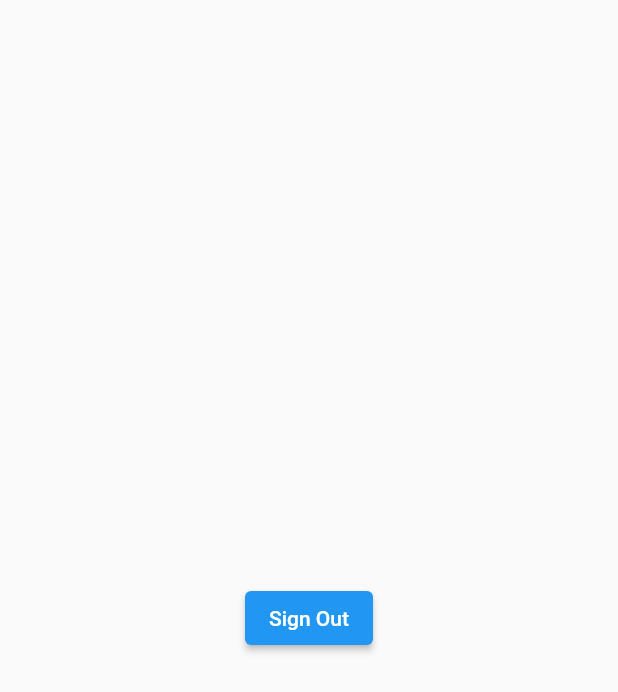
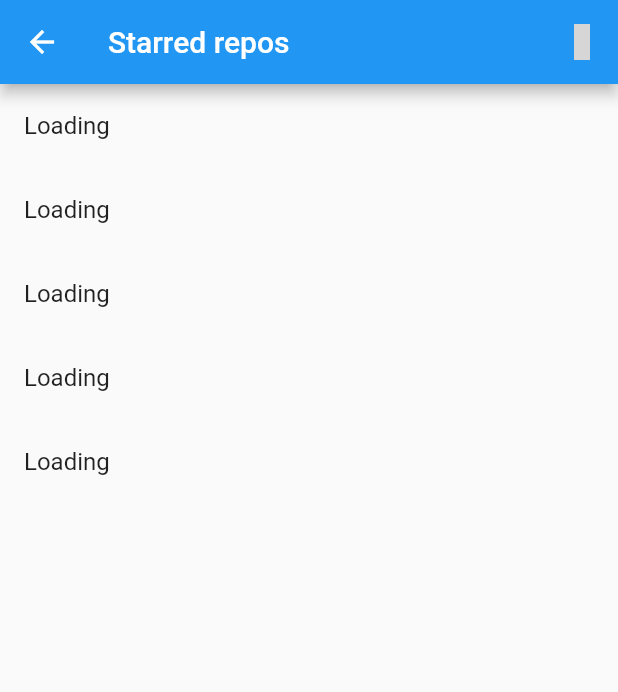
Before and after one commit to taras-git/github_repo_viewer, a Flutter app: the StarredReposPage screen opened by its route, on a phone screen of 412 x 824 dp. Shown: the top 692 px of the screen. Run offline on Flutter 3.47's test engine with Material 2 defaults, Android fonts, the phone set to English and light mode, and no system bars; our stand-ins replace auto_route, dartz, dio, flutter_riverpod, flutter_secure_storage, freezed_annotation and 5 more; missing offline and left inert: oauth2; accounts and stored records are empty; network calls fail; grey boxes are pictures that could not be loaded.

Commit message:
new changes

```diff
--- /dev/null
+++ b/build.yaml
@@ -0,0 +1,6 @@
+targets:
+  $default:
+    builders:
+      json_serializable:
+        options:
+          explicit_to_json: true
--- a/lib/auth/presentation/sign_in_page.dart
+++ b/lib/auth/presentation/sign_in_page.dart
@@ -6,12 +6,13 @@ import 'package:hooks_riverpod/hooks_riverpod.dart';
 import 'package:material_design_icons_flutter/material_design_icons_flutter.dart';
 import 'package:repo_viewer/auth/shared/providers.dart';
 import 'package:repo_viewer/core/presentation/routes/app_router.gr.dart';
+// import 'package:riverpod/riverpod.dart';
 
 class SignInPage extends ConsumerWidget {
   const SignInPage({Key? key}) : super(key: key);
 
   @override
-  Widget build(BuildContext context, WidgetReference reference) {
+  Widget build(BuildContext context, WidgetRef ref) {
     return SafeArea(
       child: Scaffold(
         body: Center(
@@ -35,7 +36,7 @@ class SignInPage extends ConsumerWidget {
                   const SizedBox(height: 16),
                   ElevatedButton(
                     onPressed: () {
-                      context
+                      ref
                           .read(authNotifierProvider.notifier)
                           .signIn((authotizationUrl) {
                         print("AUTH URL $authotizationUrl");
--- a/lib/core/presentation/app_widget.dart
+++ b/lib/core/presentation/app_widget.dart
@@ -12,6 +12,8 @@ final initializationProvider = FutureProvider<Unit>((ref) async {
   ref.read(dioProvider)
     ..options = BaseOptions(
       headers: {'Accept': 'application/vnd.github.v3.html+json'},
+      validateStatus: (status) =>
+          status != null && status >= 200 && status < 400,
     )
     ..interceptors.add(ref.read(oAuth2InterceptorProvider));
   final authNotifier = ref.read(authNotifierProvider.notifier);
@@ -46,6 +48,8 @@ class AppWidget extends StatelessWidget {
               });
         },
         child: MaterialApp.router(
+          debugShowCheckedModeBanner: false,
+          debugShowMaterialGrid: false,
           title: 'Repo Viewer',
           routeInformationParser: appRouter.defaultRouteParser(),
           routerDelegate: appRouter.delegate(),
--- a/lib/github/core/domain/user.dart
+++ b/lib/github/core/domain/user.dart
@@ -9,4 +9,6 @@ class User with _$User {
     required String name,
     required String avatarUrl,
   }) = _User;
+
+  String get avatarUrlSmall => '$avatarUrl&s=64';
 }
--- a/lib/github/core/infrastructure/pagination_config.dart
+++ b/lib/github/core/infrastructure/pagination_config.dart
@@ -1,3 +1,3 @@
 class PaginationConfig {
-  static const int itemsPerPage = 30;
+  static const int itemsPerPage = 5;
 }
--- /dev/null
+++ b/lib/github/repos/starred_repos/presentation/loading_repo_tile.dart
@@ -0,0 +1,14 @@
+import 'package:flutter/material.dart';
+
+class LoadingRepoTile extends StatelessWidget {
+  const LoadingRepoTile({
+    Key? key,
+  }) : super(key: key);
+
+  @override
+  Widget build(BuildContext context) {
+    return ListTile(
+      title: Text('Loading'),
+    );
+  }
+}
--- /dev/null
+++ b/lib/github/repos/starred_repos/presentation/paginated_repos_list_view.dart
@@ -0,0 +1,44 @@
+import 'package:flutter/material.dart';
+import 'package:flutter_riverpod/flutter_riverpod.dart';
+import 'package:repo_viewer/github/core/shared/providers.dart';
+import 'package:repo_viewer/github/repos/starred_repos/presentation/loading_repo_tile.dart';
+import 'package:repo_viewer/github/repos/starred_repos/presentation/repo_tile.dart';
+
+class PaginatedReposListView extends StatelessWidget {
+  const PaginatedReposListView({
+    Key? key,
+  }) : super(key: key);
+
+  @override
+  Widget build(BuildContext context) {
+    return Consumer(
+      builder: (context, ref, child) {
+        final state = ref.watch(starredReposNotifierProvider);
+        return ListView.builder(
+          itemCount: state.map(
+            initial: (_) => 0,
+            loadInProgress: (_) => _.repos.entity.length + _.itemsPerPage,
+            loadSuccess: (_) => _.repos.entity.length,
+            loadFailure: (_) => _.repos.entity.length + 1,
+          ),
+          itemBuilder: (context, index) {
+            return state.map(
+              initial: (_) => Container(),
+              loadInProgress: (_) {
+                if (index < _.repos.entity.length) {
+                  return RepoTile(repo: _.repos.entity[index]);
+                } else {
+                  return const LoadingRepoTile();
+                }
+              },
+              loadSuccess: (_) => RepoTile(
+                repo: _.repos.entity[index],
+              ),
+              loadFailure: (_) => Container(),
+            );
+          },
+        );
+      },
+    );
+  }
+}
--- a/lib/github/repos/starred_repos/presentation/starrted_repos.dart
+++ b/lib/github/repos/starred_repos/presentation/starrted_repos.dart
@@ -1,21 +1,44 @@
 import 'package:flutter/material.dart';
 import 'package:hooks_riverpod/hooks_riverpod.dart';
+import 'package:material_design_icons_flutter/material_design_icons_flutter.dart';
 import 'package:repo_viewer/auth/shared/providers.dart';
+import 'package:repo_viewer/github/core/shared/providers.dart';
+import 'package:repo_viewer/github/repos/starred_repos/presentation/paginated_repos_list_view.dart';
 
-class StarredReposPage extends ConsumerWidget {
+class StarredReposPage extends ConsumerStatefulWidget {
   const StarredReposPage({Key? key}) : super(key: key);
 
   @override
-  Widget build(BuildContext context, WidgetReference ref) {
+  _StarredReposPageState createState() => _StarredReposPageState();
+}
+
+class _StarredReposPageState extends ConsumerState<StarredReposPage> {
+  @override
+  void initState() {
+    // TODO: implement initState
+    super.initState();
+    Future.microtask(
+      () => ref
+          .read(starredReposNotifierProvider.notifier)
+          .getNextStarredReposPage(),
+    );
+  }
+
+  @override
+  Widget build(BuildContext context) {
     return Scaffold(
-      body: Center(
-        child: ElevatedButton(
-          onPressed: () {
-            context.read(authNotifierProvider.notifier).signOut();
-          },
-          child: const Text('Sign Out'),
-        ),
+      appBar: AppBar(
+        title: const Text('Starred repos'),
+        actions: [
+          IconButton(
+            onPressed: () {
+              ref.read(authNotifierProvider.notifier).signOut();
+            },
+            icon: const Icon(MdiIcons.logoutVariant),
+          )
+        ],
       ),
+      body: PaginatedReposListView(),
     );
   }
 }
```
Also changed, not shown: lib/auth/infrastructure/github_authenticator.dart (+6 -3 lines), lib/github/core/shared/providers.dart (+34 -0 lines), lib/github/repos/starred_repos/presentation/repo_tile.dart (added, +39 -0 lines), pubspec.yaml (+16 -13 lines), lib/github/core/infrastructure/github_headers.g.dart, lib/github/core/infrastructure/github_repo_dto.g.dart, pubspec.lock.
